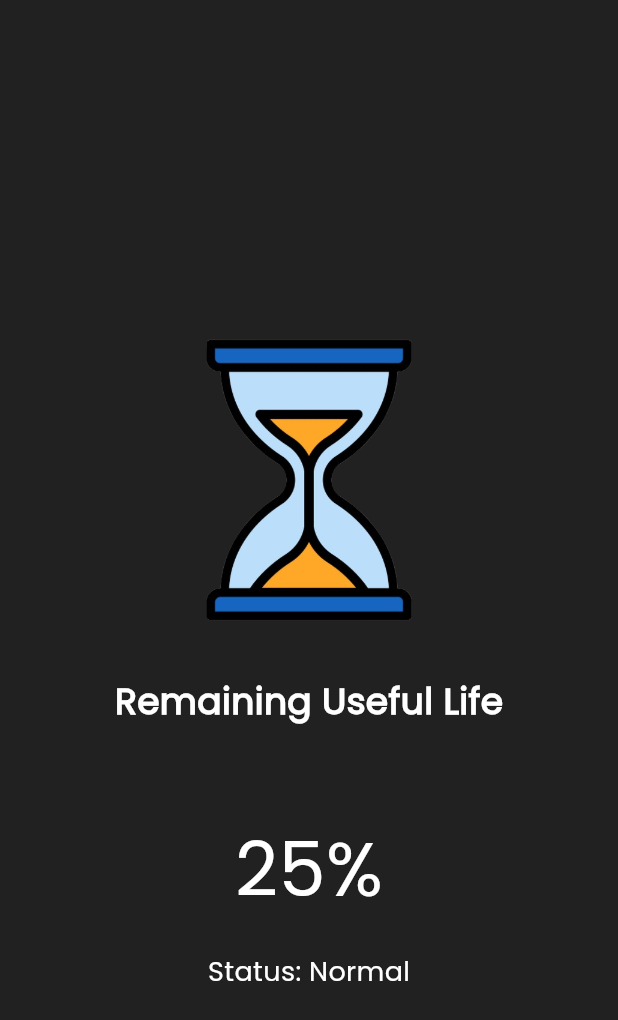
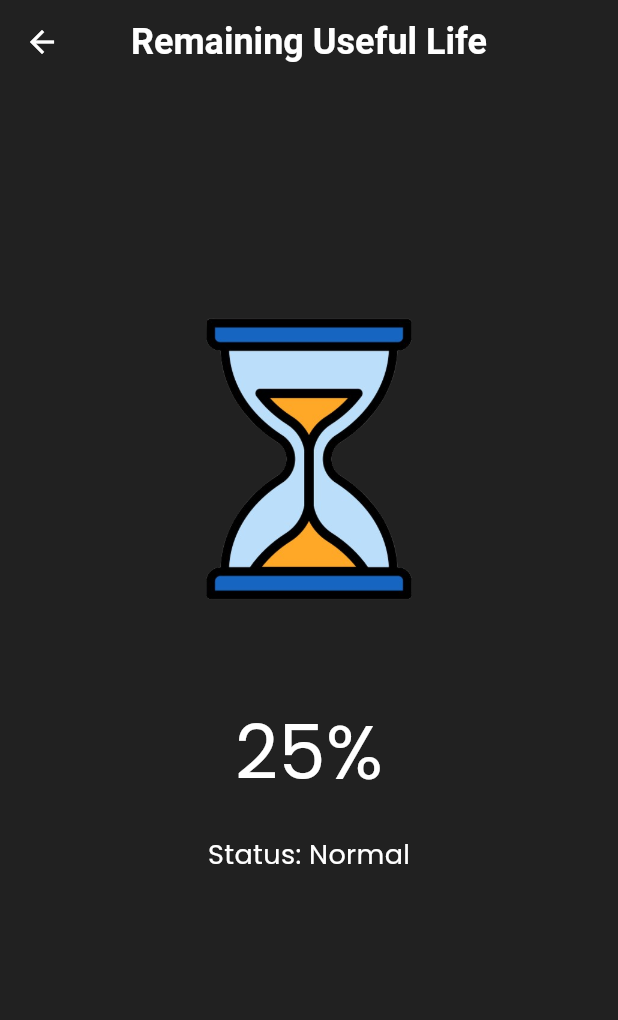
Before and after one commit to AshenDulsanka/IoT-PMS, a Flutter app: the Rul screen opened directly, on a phone screen of 412 x 824 dp. Shown: the top 1020 px of the screen. Run offline on Flutter 3.47's test engine with Material 3 defaults, Android fonts, the phone set to English and light mode, and no system bars.

Commit message:
modified rul page with appbar

```diff
--- a/mobileapp/lib/pages/rul.dart
+++ b/mobileapp/lib/pages/rul.dart
@@ -8,9 +8,31 @@
   Widget build(BuildContext context) {
     return Scaffold(
       backgroundColor: Colors.grey[900],
-      body: Center(
+      appBar: AppBar(
+        title: Text(
+          "Remaining Useful Life",
+          textAlign: TextAlign.center,
+          style: TextStyle(
+            color: Colors.white,
+            fontSize: 24,
+            fontWeight: FontWeight.bold,
+          ),
+        ),
+        centerTitle: true,
+        backgroundColor: Colors.grey[900], // Set app bar color to match background
+        elevation: 0,
+        leading: IconButton(
+          icon: Icon(Icons.arrow_back),
+          color: Colors.white,
+          onPressed: () {
+            Navigator.pop(context);
+          },
+        ),// Remove elevation
+      ),
+      body: SafeArea(
+        child: Center(
           child: Container(
-          padding: EdgeInsets.fromLTRB(20.0, 220.0, 20.0, 0.0),
+            padding: EdgeInsets.fromLTRB(20.0, 150.0, 20.0, 0.0),
             child: Column(
               mainAxisAlignment: MainAxisAlignment.start,
               children: [
@@ -19,16 +41,6 @@
                   width: 200,
                   height: 200,
                   alignment: Alignment.topCenter,
-              ),
-              SizedBox(height: 30),
-              Text(
-                "Remaining Useful Life",
-                style: TextStyle(
-                  fontSize: 24,
-                  fontWeight: FontWeight.bold,
-                  color: Colors.white,
-                  fontFamily: "Poppins",
-                ),
                 ),
                 SizedBox(height: 60),
                 Text(
@@ -54,6 +66,7 @@
             ),
           ),
         ),
+      ),
     );
   }
 }
```
Lines whose indentation alone changed are shown as unchanged.
